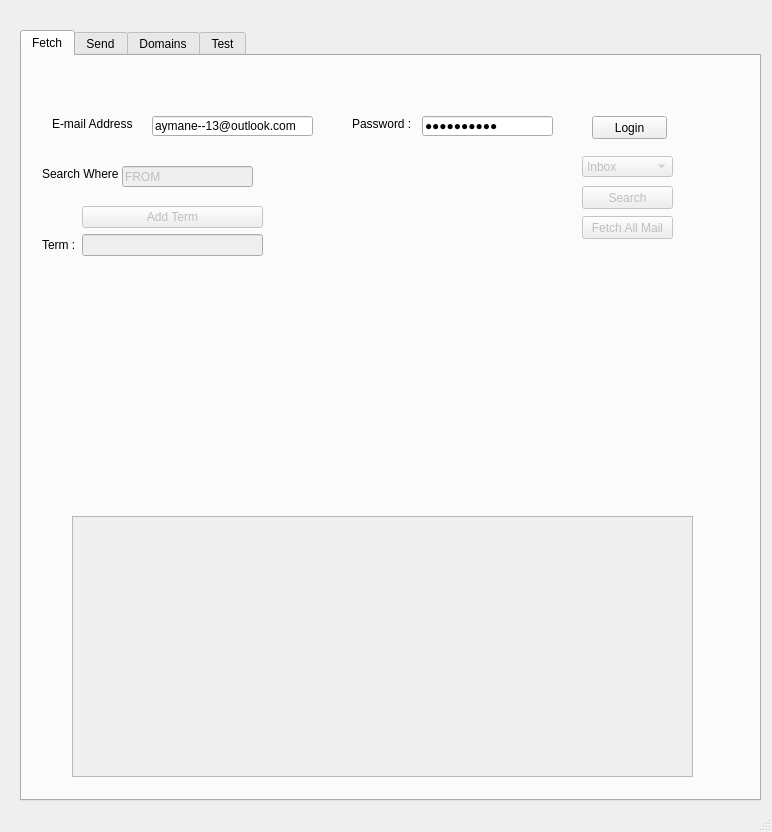
This is mail2.ui in 13-aymane/py-mail as Qt 5 draws it before an edit. The edited form follows.
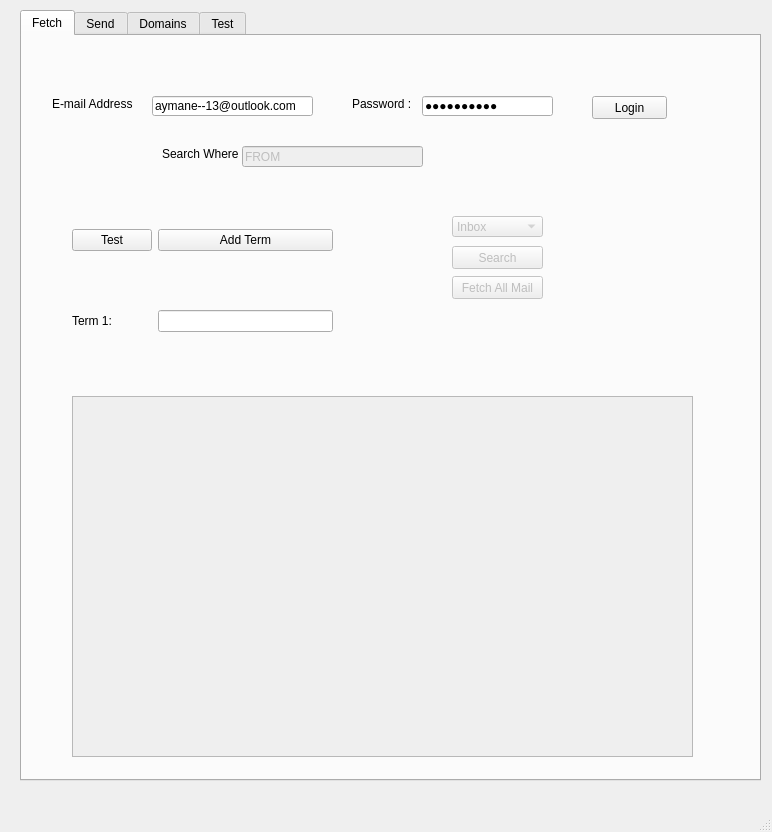
This is the edited form.

Patch:
```diff
--- a/mail2.ui
+++ b/mail2.ui
@@ -18,7 +18,7 @@
     <property name="geometry">
      <rect>
       <x>20</x>
-      <y>30</y>
+      <y>10</y>
       <width>741</width>
       <height>771</height>
      </rect>
@@ -36,8 +36,8 @@
       </property>
       <property name="geometry">
        <rect>
-        <x>560</x>
-        <y>160</y>
+        <x>430</x>
+        <y>240</y>
         <width>91</width>
         <height>23</height>
        </rect>
@@ -53,9 +53,9 @@
       <property name="geometry">
        <rect>
         <x>50</x>
-        <y>460</y>
+        <y>360</y>
         <width>621</width>
-        <height>261</height>
+        <height>361</height>
        </rect>
       </property>
      </widget>
@@ -65,8 +65,8 @@
       </property>
       <property name="geometry">
        <rect>
-        <x>560</x>
-        <y>100</y>
+        <x>430</x>
+        <y>180</y>
         <width>91</width>
         <height>21</height>
        </rect>
@@ -153,14 +153,14 @@
      <widget class="QLabel" name="label_email_2">
       <property name="geometry">
        <rect>
-        <x>20</x>
+        <x>140</x>
         <y>110</y>
         <width>81</width>
         <height>16</height>
        </rect>
       </property>
       <property name="text">
-       <string>Search Where</string>
+       <string>Search Where :</string>
       </property>
      </widget>
      <widget class="QPushButton" name="searchButton">
@@ -169,8 +169,8 @@
       </property>
       <property name="geometry">
        <rect>
-        <x>560</x>
-        <y>130</y>
+        <x>430</x>
+        <y>210</y>
         <width>91</width>
         <height>23</height>
        </rect>
@@ -185,9 +185,9 @@
       </property>
       <property name="geometry">
        <rect>
-        <x>100</x>
+        <x>220</x>
         <y>110</y>
-        <width>131</width>
+        <width>181</width>
         <height>21</height>
        </rect>
       </property>
@@ -198,17 +198,27 @@
      <widget class="QWidget" name="formLayoutWidget">
       <property name="geometry">
        <rect>
-        <x>20</x>
-        <y>150</y>
-        <width>221</width>
-        <height>151</height>
+        <x>50</x>
+        <y>140</y>
+        <width>261</width>
+        <height>211</height>
        </rect>
       </property>
-      <layout class="QFormLayout" name="formLayout">
+      <layout class="QGridLayout" name="gridLayout">
+       <property name="sizeConstraint">
+        <enum>QLayout::SetNoConstraint</enum>
+       </property>
+       <item row="0" column="0">
+        <widget class="QPushButton" name="testButton_2">
+         <property name="text">
+          <string>Test</string>
+         </property>
+        </widget>
+       </item>
        <item row="0" column="1">
         <widget class="QPushButton" name="add_termButton">
          <property name="enabled">
-          <bool>false</bool>
+          <bool>true</bool>
          </property>
          <property name="text">
           <string>Add Term</string>
@@ -218,14 +228,14 @@
        <item row="1" column="0">
         <widget class="QLabel" name="label_email_3">
          <property name="text">
-          <string>Term :</string>
+          <string>Term 1:</string>
          </property>
         </widget>
        </item>
        <item row="1" column="1">
         <widget class="QLineEdit" name="termField">
          <property name="enabled">
-          <bool>false</bool>
+          <bool>true</bool>
          </property>
          <property name="text">
           <string/>
```
Left out of the diff: 2 changed lines with no effect on the pictures.
